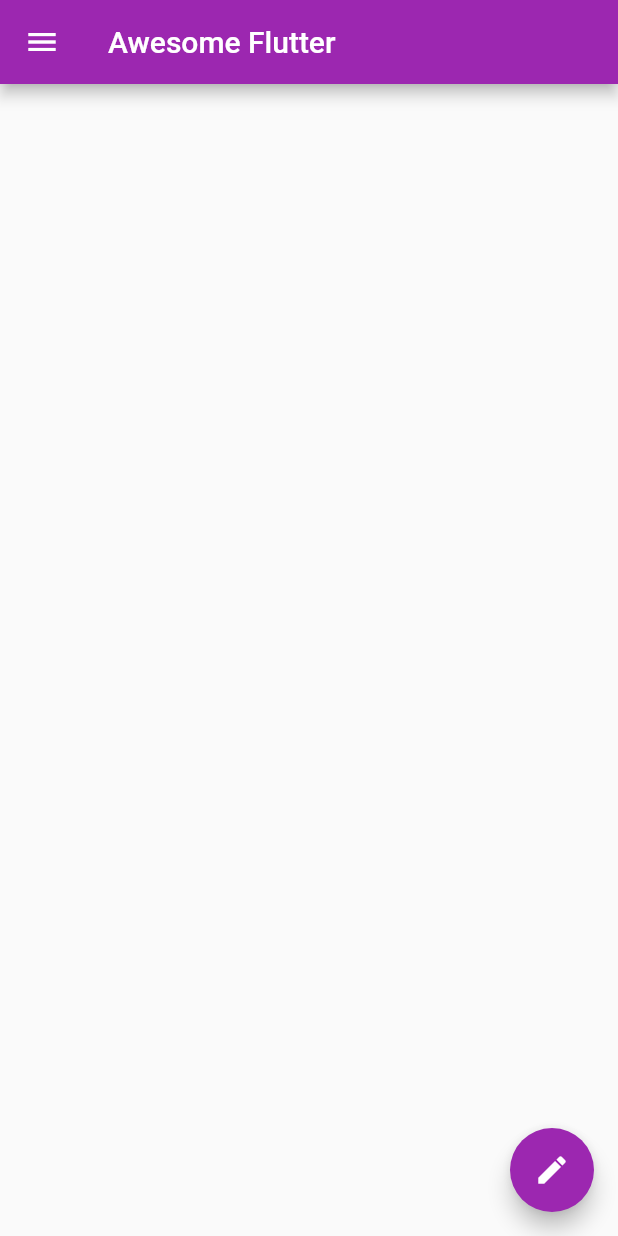
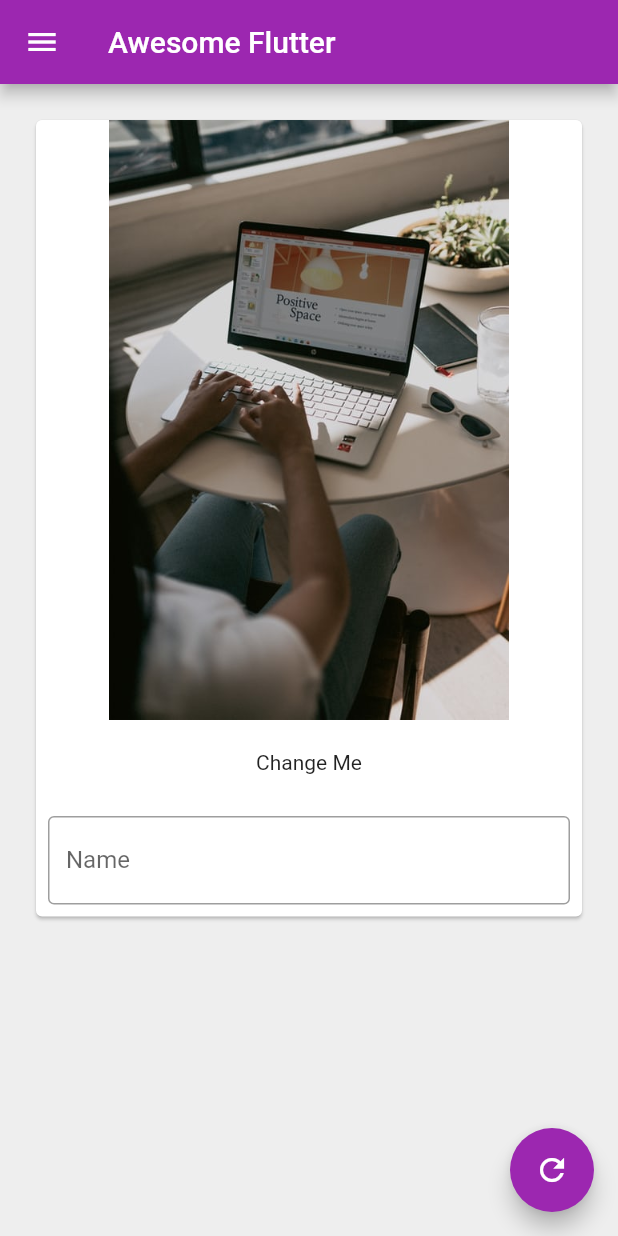
Before and after one commit to devsam07/Flutter, a Flutter app: the screen it shows after launch, on a phone screen of 412 x 824 dp. Run offline on Flutter 3.47's test engine with Material 2 defaults, Android fonts, the phone set to English and light mode, and no system bars.

Commit message:
Chapter 4

```diff
--- a/lib/main.dart
+++ b/lib/main.dart
@@ -10,14 +10,56 @@ void main(){
   ));
 }
 
-class HomePage extends StatelessWidget {
+class HomePage extends StatefulWidget {
+  @override
+  _HomePageState createState() => _HomePageState();
+}
+
+class _HomePageState extends State<HomePage> {
+
+TextEditingController _nameController = TextEditingController();
+var myText = "Change Me";
+@override
+  void initState() {
+    // TODO: implement initState
+    super.initState();
+  }
+
+
   @override
   Widget build(BuildContext context) {
     return Scaffold(
+      backgroundColor: Colors.grey[200],
       appBar: AppBar(
         title: Text("Awesome Flutter"),
       ),
-      body: Container(),
+      body: Padding(padding: const EdgeInsets.all(20.0),
+      child: SingleChildScrollView(
+              child: Card(
+          child: Column(
+            children: <Widget>[Image.asset("assets/PC.jpg", height: 400,),
+            SizedBox(height: 20,),
+            Text(myText),
+            SizedBox(height: 20,),
+
+            Padding(padding: const EdgeInsets.all(8.0),
+            child: TextField(
+              controller: _nameController,
+              keyboardType: TextInputType.text,
+              //obscureText: true,
+              decoration: InputDecoration(
+                hintText: "Enter something here..",
+                border: OutlineInputBorder(),
+                labelText: "Name",
+                ),
+                ),
+
+            )
+            ],
+          ),
+        ),
+      ),
+      ),
       drawer: Drawer(
         child: ListView(
           padding: EdgeInsets.zero,
@@ -39,8 +81,13 @@ class HomePage extends StatelessWidget {
           ],
         ),
       ),
-      floatingActionButton: FloatingActionButton(onPressed: () {},
-      child: Icon(Icons.edit),
+      floatingActionButton: FloatingActionButton(
+      onPressed: () {
+        myText = _nameController.text;
+        setState(() {
+        });
+      },
+      child: Icon(Icons.refresh),
       ),
 
       );
--- a/pubspec.yaml
+++ b/pubspec.yaml
@@ -45,8 +45,8 @@ flutter:
   uses-material-design: true
 
   # To add assets to your application, add an assets section, like this:
-  # assets:
-  #   - images/a_dot_burr.jpeg
+  assets:
+      - assets/
   #   - images/a_dot_ham.jpeg
 
   # An image asset can refer to one or more resolution-specific "variants", see
```
Also changed, not shown: assets/PC.jpg (added).
